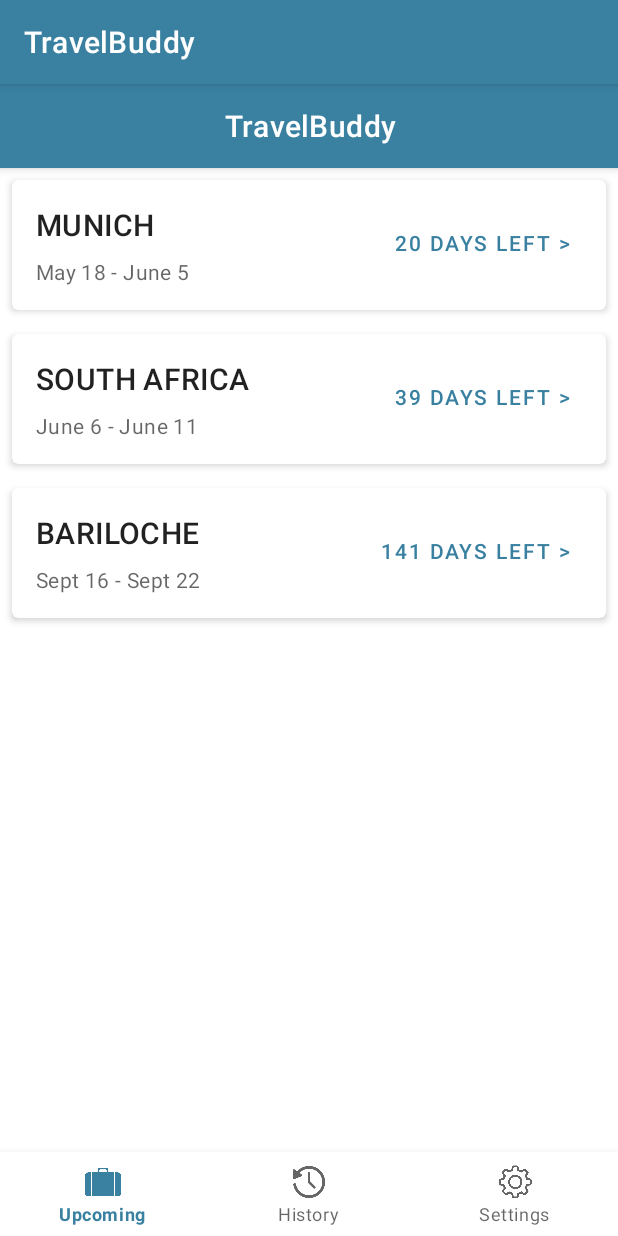
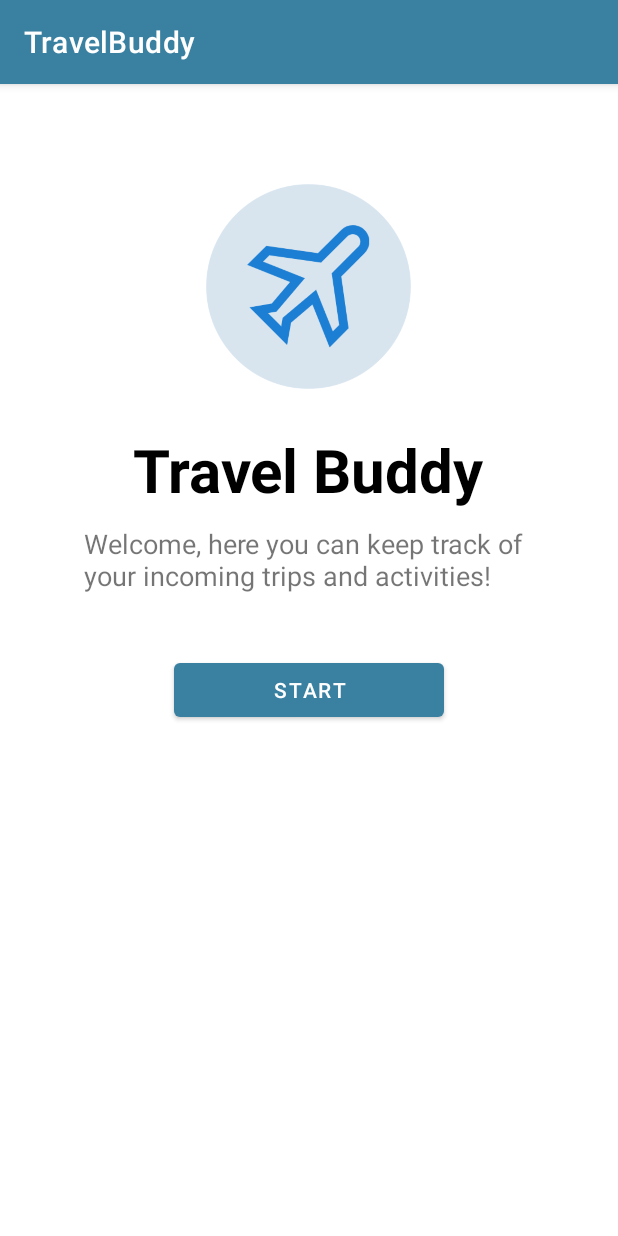
Before and after one commit to florgiorgi/PAM, an Android app: the screen it shows after launch (MainActivity before the commit, FtuActivity after it), on a phone screen of 412 x 824 dp. Run offline under Robolectric (Android 15) with nearby library versions, the phone set to English and light mode, and no system bars.

Commit message:
FTU Activitiy

```diff
--- a/app/src/main/AndroidManifest.xml
+++ b/app/src/main/AndroidManifest.xml
@@ -1,6 +1,10 @@
 <?xml version="1.0" encoding="utf-8"?>
 <manifest xmlns:android="http://schemas.android.com/apk/res/android"
     package="ar.edu.itba.pam.travelapp">
+
+    <uses-permission android:name="android.permission.ACCESS_FINE_LOCATION"/>
+
+
 
     <application
         android:allowBackup="true"
@@ -12,10 +16,12 @@
         <activity android:name=".MainActivity">
             <intent-filter>
                 <action android:name="android.intent.action.MAIN" />
-
                 <category android:name="android.intent.category.LAUNCHER" />
             </intent-filter>
         </activity>
+
+        <activity android:name=".FtuActivity"/>
+
     </application>
 
 </manifest>
--- /dev/null
+++ b/app/src/main/java/ar/edu/itba/pam/travelapp/FtuActivity.java
@@ -0,0 +1,27 @@
+package ar.edu.itba.pam.travelapp;
+
+import android.content.Intent;
+import android.os.Bundle;
+import android.view.View;
+import android.widget.Button;
+
+import androidx.annotation.Nullable;
+import androidx.appcompat.app.AppCompatActivity;
+
+public class FtuActivity extends AppCompatActivity {
+
+    @Override
+    protected void onCreate(@Nullable Bundle savedInstanceState) {
+        super.onCreate(savedInstanceState);
+        setContentView(R.layout.activity_ftu);
+        startActivity(new Intent( this, FtuActivity.class));
+        Button button = (Button) findViewById(R.id.button_ftu);
+        button.setOnClickListener(new View.OnClickListener() {
+            public void onClick(View v) {
+                startActivity(new Intent(getApplicationContext(), MainActivity.class));
+            }
+        });
+    }
+
+
+}
--- a/app/src/main/java/ar/edu/itba/pam/travelapp/MainActivity.java
+++ b/app/src/main/java/ar/edu/itba/pam/travelapp/MainActivity.java
@@ -2,13 +2,27 @@ package ar.edu.itba.pam.travelapp;
 
 import androidx.appcompat.app.AppCompatActivity;
 
+import android.content.Intent;
+import android.content.SharedPreferences;
 import android.os.Bundle;
 
 public class MainActivity extends AppCompatActivity {
+
+    private static final String FTU = "ftu";
+    private static final String SP_ID = "travel-buddy-sp";
+
 
     @Override
     protected void onCreate(Bundle savedInstanceState) {
         super.onCreate(savedInstanceState);
         setContentView(R.layout.activity_main);
+
+        final SharedPreferences sp = getSharedPreferences(SP_ID, MODE_PRIVATE);
+
+        if (sp.getBoolean(FTU, true)) {
+            sp.edit().putBoolean(FTU, false).apply();
+            startActivity(new Intent(this, FtuActivity.class));
+        }
+
     }
 }
--- /dev/null
+++ b/app/src/main/res/layout/activity_ftu.xml
@@ -0,0 +1,45 @@
+<?xml version="1.0" encoding="utf-8"?>
+<LinearLayout
+    xmlns:android="http://schemas.android.com/apk/res/android"
+    android:layout_width="match_parent"
+    android:layout_height="match_parent"
+    android:paddingLeft="16dp"
+    android:paddingRight="16dp"
+    android:orientation="vertical">
+
+    <ImageView
+        android:id="@+id/image"
+        android:layout_width="150dp"
+        android:layout_height="150dp"
+        android:src="@drawable/logo"
+        android:layout_gravity="center"
+        android:layout_marginTop="60dp"
+        android:contentDescription="@string/app_logo"/>
+
+    <TextView
+        android:layout_width="wrap_content"
+        android:layout_height="wrap_content"
+        android:text="@string/ftu_app"
+        android:layout_marginTop="20dp"
+        android:layout_gravity="center"
+        android:textSize="40sp"
+        android:textStyle="bold"
+        android:textColor="@color/black"/>
+
+    <TextView
+        android:layout_width="300dp"
+        android:layout_height="wrap_content"
+        android:text="@string/ftu_description"
+        android:layout_marginTop="10dp"
+        android:layout_gravity="center"
+        android:textSize="18sp"/>
+
+    <Button
+        android:id="@+id/button_ftu"
+        android:layout_marginTop="40dp"
+        android:layout_width="180dp"
+        android:layout_height="wrap_content"
+        android:text="@string/ftu_begin"
+        android:layout_gravity="center"/>
+
+</LinearLayout>
--- a/app/src/main/res/values/strings.xml
+++ b/app/src/main/res/values/strings.xml
@@ -56,6 +56,10 @@
     <string name="partially_cloudy">Partially cloudy</string>
     <string name="night_mode">Night mode</string>
     <string name="language">Language</string>
+    <string name="ftu_begin">Start</string>
+    <string name="ftu_description">Welcome, here you can keep track of your incoming trips and activities!</string>
+    <string name="ftu_app">Travel Buddy</string>
+    <string name="app_logo">App logo</string>
 
     <string-array name="transport_options">
         <item>Plane</item>
```
Also changed, not shown: app/src/main/res/drawable-v24/logo.png (added), 1 other file.
